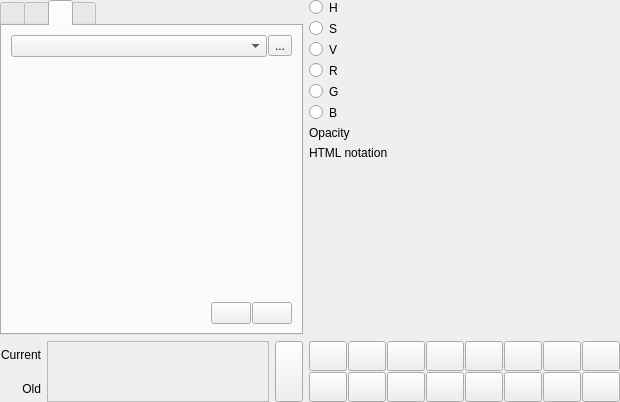
Before: the Qt Designer form src/ui/qgscompoundcolorwidget.ui in qgis/QGIS, drawn with Qt 5.
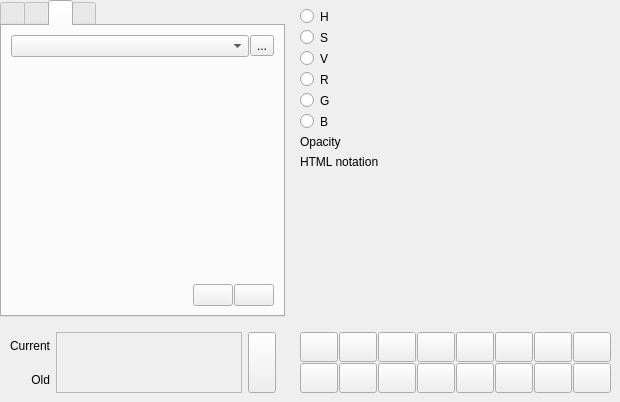
After: the same form once the commit is applied. Icons and pictures are not drawn. Custom widgets are drawn as their Qt base class.

Commit message: Vertically stack the color widget when in dock mode

```diff
--- a/src/ui/qgscompoundcolorwidget.ui
+++ b/src/ui/qgscompoundcolorwidget.ui
@@ -28,488 +28,6 @@
      <property name="horizontalSpacing">
       <number>6</number>
      </property>
-     <item row="0" column="1">
-      <layout class="QVBoxLayout" name="verticalLayout">
-       <item>
-        <layout class="QHBoxLayout" name="horizontalLayout_4" stretch="0,0,1">
-         <item>
-          <widget class="QRadioButton" name="mHueRadio">
-           <property name="text">
-            <string/>
-           </property>
-          </widget>
-         </item>
-         <item>
-          <widget class="QLabel" name="label_5">
-           <property name="text">
-            <string>H</string>
-           </property>
-          </widget>
-         </item>
-         <item>
-          <widget class="QgsColorSliderWidget" name="mHueSlider" native="true"/>
-         </item>
-        </layout>
-       </item>
-       <item>
-        <layout class="QHBoxLayout" name="horizontalLayout_5" stretch="0,0,1">
-         <item>
-          <widget class="QRadioButton" name="mSaturationRadio">
-           <property name="text">
-            <string/>
-           </property>
-          </widget>
-         </item>
-         <item>
-          <widget class="QLabel" name="label_6">
-           <property name="text">
-            <string>S</string>
-           </property>
-          </widget>
-         </item>
-         <item>
-          <widget class="QgsColorSliderWidget" name="mSaturationSlider" native="true"/>
-         </item>
-        </layout>
-       </item>
-       <item>
-        <layout class="QHBoxLayout" name="horizontalLayout_6" stretch="0,0,1">
-         <item>
-          <widget class="QRadioButton" name="mValueRadio">
-           <property name="text">
-            <string/>
-           </property>
-          </widget>
-         </item>
-         <item>
-          <widget class="QLabel" name="label_7">
-           <property name="text">
-            <string>V</string>
-           </property>
-          </widget>
-         </item>
-         <item>
-          <widget class="QgsColorSliderWidget" name="mValueSlider" native="true"/>
-         </item>
-        </layout>
-       </item>
-       <item>
-        <layout class="QHBoxLayout" name="horizontalLayout" stretch="0,0,1">
-         <item>
-          <widget class="QRadioButton" name="mRedRadio">
-           <property name="text">
-            <string/>
-           </property>
-          </widget>
-         </item>
-         <item>
-          <widget class="QLabel" name="label_8">
-           <property name="text">
-            <string>R</string>
-           </property>
-          </widget>
-         </item>
-         <item>
-          <widget class="QgsColorSliderWidget" name="mRedSlider" native="true"/>
-         </item>
-        </layout>
-       </item>
-       <item>
-        <layout class="QHBoxLayout" name="horizontalLayout_2" stretch="0,0,1">
-         <item>
-          <widget class="QRadioButton" name="mGreenRadio">
-           <property name="text">
-            <string/>
-           </property>
-          </widget>
-         </item>
-         <item>
-          <widget class="QLabel" name="label_9">
-           <property name="text">
-            <string>G</string>
-           </property>
-          </widget>
-         </item>
-         <item>
-          <widget class="QgsColorSliderWidget" name="mGreenSlider" native="true"/>
-         </item>
-        </layout>
-       </item>
-       <item>
-        <layout class="QHBoxLayout" name="horizontalLayout_3" stretch="0,0,1">
-         <item>
-          <widget class="QRadioButton" name="mBlueRadio">
-           <property name="text">
-            <string/>
-           </property>
-          </widget>
-         </item>
-         <item>
-          <widget class="QLabel" name="label_10">
-           <property name="text">
-            <string>B</string>
-           </property>
-          </widget>
-         </item>
-         <item>
-          <widget class="QgsColorSliderWidget" name="mBlueSlider" native="true"/>
-         </item>
-        </layout>
-       </item>
-       <item>
-        <layout class="QHBoxLayout" name="mAlphaLayout">
-         <item>
-          <widget class="QLabel" name="mAlphaLabel">
-           <property name="text">
-            <string>Opacity</string>
-           </property>
-          </widget>
-         </item>
-         <item>
-          <widget class="QgsColorSliderWidget" name="mAlphaSlider" native="true"/>
-         </item>
-        </layout>
-       </item>
-       <item>
-        <layout class="QHBoxLayout" name="horizontalLayout_8">
-         <item>
-          <widget class="QLabel" name="label">
-           <property name="text">
-            <string>HTML notation</string>
-           </property>
-          </widget>
-         </item>
-         <item>
-          <widget class="QgsColorTextWidget" name="mColorText" native="true"/>
-         </item>
-        </layout>
-       </item>
-       <item>
-        <spacer name="verticalSpacer">
-         <property name="orientation">
-          <enum>Qt::Vertical</enum>
-         </property>
-         <property name="sizeHint" stdset="0">
-          <size>
-           <width>20</width>
-           <height>40</height>
-          </size>
-         </property>
-        </spacer>
-       </item>
-      </layout>
-     </item>
-     <item row="1" column="1">
-      <layout class="QGridLayout" name="gridLayout_4">
-       <property name="spacing">
-        <number>1</number>
-       </property>
-       <item row="1" column="0">
-        <widget class="QgsColorButton" name="mSwatchButton9">
-         <property name="minimumSize">
-          <size>
-           <width>38</width>
-           <height>30</height>
-          </size>
-         </property>
-         <property name="maximumSize">
-          <size>
-           <width>38</width>
-           <height>30</height>
-          </size>
-         </property>
-         <property name="text">
-          <string/>
-         </property>
-        </widget>
-       </item>
-       <item row="1" column="2">
-        <widget class="QgsColorButton" name="mSwatchButton11">
-         <property name="minimumSize">
-          <size>
-           <width>38</width>
-           <height>30</height>
-          </size>
-         </property>
-         <property name="maximumSize">
-          <size>
-           <width>38</width>
-           <height>30</height>
-          </size>
-         </property>
-         <property name="text">
-          <string/>
-         </property>
-        </widget>
-       </item>
-       <item row="1" column="3">
-        <widget class="QgsColorButton" name="mSwatchButton12">
-         <property name="minimumSize">
-          <size>
-           <width>38</width>
-           <height>30</height>
-          </size>
-         </property>
-         <property name="maximumSize">
-          <size>
-           <width>38</width>
-           <height>30</height>
-          </size>
-         </property>
-         <property name="text">
-          <string/>
-         </property>
-        </widget>
-       </item>
-       <item row="0" column="4">
-        <widget class="QgsColorButton" name="mSwatchButton5">
-         <property name="minimumSize">
-          <size>
-           <width>38</width>
-           <height>30</height>
-          </size>
-         </property>
-         <property name="maximumSize">
-          <size>
-           <width>38</width>
-           <height>30</height>
-          </size>
-         </property>
-         <property name="text">
-          <string/>
-         </property>
-        </widget>
-       </item>
-       <item row="0" column="1">
-        <widget class="QgsColorButton" name="mSwatchButton2">
-         <property name="minimumSize">
-          <size>
-           <width>38</width>
-           <height>30</height>
-          </size>
-         </property>
-         <property name="maximumSize">
-          <size>
-           <width>38</width>
-           <height>30</height>
-          </size>
-         </property>
-         <property name="text">
-          <string/>
-         </property>
-        </widget>
-       </item>
-       <item row="0" column="2">
-        <widget class="QgsColorButton" name="mSwatchButton3">
-         <property name="minimumSize">
-          <size>
-           <width>38</width>
-           <height>30</height>
-          </size>
-         </property>
-         <property name="maximumSize">
-          <size>
-           <width>38</width>
-           <height>30</height>
-          </size>
-         </property>
-         <property name="text">
-          <string/>
-         </property>
-        </widget>
-       </item>
-       <item row="0" column="0">
-        <widget class="QgsColorButton" name="mSwatchButton1">
-         <property name="minimumSize">
-          <size>
-           <width>38</width>
-           <height>30</height>
-          </size>
-         </property>
-         <property name="maximumSize">
-          <size>
-           <width>38</width>
-           <height>30</height>
-          </size>
-         </property>
-         <property name="text">
-          <string/>
-         </property>
-        </widget>
-       </item>
-       <item row="1" column="4">
-        <widget class="QgsColorButton" name="mSwatchButton13">
-         <property name="minimumSize">
-          <size>
-           <width>38</width>
-           <height>30</height>
-          </size>
-         </property>
-         <property name="maximumSize">
-          <size>
-           <width>38</width>
-           <height>30</height>
-          </size>
-         </property>
-         <property name="text">
-          <string/>
-         </property>
-        </widget>
-       </item>
-       <item row="0" column="5">
-        <widget class="QgsColorButton" name="mSwatchButton6">
-         <property name="minimumSize">
-          <size>
-           <width>38</width>
-           <height>30</height>
-          </size>
-         </property>
-         <property name="maximumSize">
-          <size>
-           <width>38</width>
-           <height>30</height>
-          </size>
-         </property>
-         <property name="text">
-          <string/>
-         </property>
-        </widget>
-       </item>
-       <item row="0" column="6">
-        <widget class="QgsColorButton" name="mSwatchButton7">
-         <property name="minimumSize">
-          <size>
-           <width>38</width>
-           <height>30</height>
-          </size>
-         </property>
-         <property name="maximumSize">
-          <size>
-           <width>38</width>
-           <height>30</height>
-          </size>
-         </property>
-         <property name="text">
-          <string/>
-         </property>
-        </widget>
-       </item>
-       <item row="1" column="5">
-        <widget class="QgsColorButton" name="mSwatchButton14">
-         <property name="minimumSize">
-          <size>
-           <width>38</width>
-           <height>30</height>
-          </size>
-         </property>
-         <property name="maximumSize">
-          <size>
-           <width>38</width>
-           <height>30</height>
-          </size>
-         </property>
-         <property name="text">
-          <string/>
-         </property>
-        </widget>
-       </item>
-       <item row="1" column="6">
-        <widget class="QgsColorButton" name="mSwatchButton15">
-         <property name="minimumSize">
-          <size>
-           <width>38</width>
-           <height>30</height>
-          </size>
-         </property>
-         <property name="maximumSize">
-          <size>
-           <width>38</width>
-           <height>30</height>
-          </size>
-         </property>
-         <property name="text">
-          <string/>
-         </property>
-        </widget>
-       </item>
-       <item row="0" column="7">
-        <widget class="QgsColorButton" name="mSwatchButton8">
-         <property name="minimumSize">
-          <size>
-           <width>38</width>
-           <height>30</height>
-          </size>
-         </property>
-         <property name="maximumSize">
-          <size>
-           <width>38</width>
-           <height>30</height>
-          </size>
-         </property>
-         <property name="text">
-          <string/>
-         </property>
-        </widget>
-       </item>
-       <item row="1" column="7">
-        <widget class="QgsColorButton" name="mSwatchButton16">
-         <property name="minimumSize">
-          <size>
-           <width>38</width>
-           <height>30</height>
-          </size>
-         </property>
-         <property name="maximumSize">
-          <size>
-           <width>38</width>
-           <height>30</height>
-          </size>
-         </property>
-         <property name="text">
-          <string/>
-         </property>
-        </widget>
-       </item>
-       <item row="0" column="3">
-        <widget class="QgsColorButton" name="mSwatchButton4">
-         <property name="minimumSize">
-          <size>
-           <width>38</width>
-           <height>30</height>
-          </size>
-         </property>
-         <property name="maximumSize">
-          <size>
-           <width>38</width>
-           <height>30</height>
-          </size>
-         </property>
-         <property name="text">
-          <string/>
-         </property>
-        </widget>
-       </item>
-       <item row="1" column="1">
-        <widget class="QgsColorButton" name="mSwatchButton10">
-         <property name="minimumSize">
-          <size>
-           <width>38</width>
-           <height>30</height>
-          </size>
-         </property>
-         <property name="maximumSize">
-          <size>
-           <width>38</width>
-           <height>30</height>
-          </size>
-         </property>
-         <property name="text">
-          <string/>
-         </property>
-        </widget>
-       </item>
-      </layout>
-     </item>
      <item row="0" column="0">
       <widget class="QTabWidget" name="mTabWidget">
        <property name="currentIndex">
@@ -747,98 +265,586 @@
        </widget>
       </widget>
      </item>
+     <item row="0" column="1">
+      <widget class="QWidget" name="mSlidersWidget" native="true">
+       <layout class="QVBoxLayout" name="verticalLayout">
+        <item>
+         <layout class="QHBoxLayout" name="horizontalLayout_4" stretch="0,0,1">
+          <item>
+           <widget class="QRadioButton" name="mHueRadio">
+            <property name="text">
+             <string/>
+            </property>
+           </widget>
+          </item>
+          <item>
+           <widget class="QLabel" name="label_5">
+            <property name="text">
+             <string>H</string>
+            </property>
+           </widget>
+          </item>
+          <item>
+           <widget class="QgsColorSliderWidget" name="mHueSlider" native="true"/>
+          </item>
+         </layout>
+        </item>
+        <item>
+         <layout class="QHBoxLayout" name="horizontalLayout_5" stretch="0,0,1">
+          <item>
+           <widget class="QRadioButton" name="mSaturationRadio">
+            <property name="text">
+             <string/>
+            </property>
+           </widget>
+          </item>
+          <item>
+           <widget class="QLabel" name="label_6">
+            <property name="text">
+             <string>S</string>
+            </property>
+           </widget>
+          </item>
+          <item>
+           <widget class="QgsColorSliderWidget" name="mSaturationSlider" native="true"/>
+          </item>
+         </layout>
+        </item>
+        <item>
+         <layout class="QHBoxLayout" name="horizontalLayout_6" stretch="0,0,1">
+          <item>
+           <widget class="QRadioButton" name="mValueRadio">
+            <property name="text">
+             <string/>
+            </property>
+           </widget>
+          </item>
+          <item>
+           <widget class="QLabel" name="label_7">
+            <property name="text">
+             <string>V</string>
+            </property>
+           </widget>
+          </item>
+          <item>
+           <widget class="QgsColorSliderWidget" name="mValueSlider" native="true"/>
+          </item>
+         </layout>
+        </item>
+        <item>
+         <layout class="QHBoxLayout" name="horizontalLayout" stretch="0,0,1">
+          <item>
+           <widget class="QRadioButton" name="mRedRadio">
+            <property name="text">
+             <string/>
+            </property>
+           </widget>
+          </item>
+          <item>
+           <widget class="QLabel" name="label_8">
+            <property name="text">
+             <string>R</string>
+            </property>
+           </widget>
+          </item>
+          <item>
+           <widget class="QgsColorSliderWidget" name="mRedSlider" native="true"/>
+          </item>
+         </layout>
+        </item>
+        <item>
+         <layout class="QHBoxLayout" name="horizontalLayout_2" stretch="0,0,1">
+          <item>
+           <widget class="QRadioButton" name="mGreenRadio">
+            <property name="text">
+             <string/>
+            </property>
+           </widget>
+          </item>
+          <item>
+           <widget class="QLabel" name="label_9">
+            <property name="text">
+             <string>G</string>
+            </property>
+           </widget>
+          </item>
+          <item>
+           <widget class="QgsColorSliderWidget" name="mGreenSlider" native="true"/>
+          </item>
+         </layout>
+        </item>
+        <item>
+         <layout class="QHBoxLayout" name="horizontalLayout_3" stretch="0,0,1">
+          <item>
+           <widget class="QRadioButton" name="mBlueRadio">
+            <property name="text">
+             <string/>
+            </property>
+           </widget>
+          </item>
+          <item>
+           <widget class="QLabel" name="label_10">
+            <property name="text">
+             <string>B</string>
+            </property>
+           </widget>
+          </item>
+          <item>
+           <widget class="QgsColorSliderWidget" name="mBlueSlider" native="true"/>
+          </item>
+         </layout>
+        </item>
+        <item>
+         <layout class="QHBoxLayout" name="mAlphaLayout">
+          <item>
+           <widget class="QLabel" name="mAlphaLabel">
+            <property name="text">
+             <string>Opacity</string>
+            </property>
+           </widget>
+          </item>
+          <item>
+           <widget class="QgsColorSliderWidget" name="mAlphaSlider" native="true"/>
+          </item>
+         </layout>
+        </item>
+        <item>
+         <layout class="QHBoxLayout" name="horizontalLayout_8">
+          <item>
+           <widget class="QLabel" name="label">
+            <property name="text">
+             <string>HTML notation</string>
+            </property>
+           </widget>
+          </item>
+          <item>
+           <widget class="QgsColorTextWidget" name="mColorText" native="true"/>
+          </item>
+         </layout>
+        </item>
+        <item>
+         <spacer name="verticalSpacer">
+          <property name="orientation">
+           <enum>Qt::Vertical</enum>
+          </property>
+          <property name="sizeHint" stdset="0">
+           <size>
+            <width>20</width>
+            <height>40</height>
+           </size>
+          </property>
+         </spacer>
+        </item>
+       </layout>
+      </widget>
+     </item>
      <item row="1" column="0">
-      <layout class="QGridLayout" name="gridLayout" columnstretch="0,1,0">
-       <item row="0" column="0">
-        <widget class="QLabel" name="label_3">
-         <property name="text">
-          <string>Current</string>
-         </property>
-         <property name="alignment">
-          <set>Qt::AlignRight|Qt::AlignTrailing|Qt::AlignVCenter</set>
-         </property>
-        </widget>
-       </item>
-       <item row="1" column="0">
-        <widget class="QLabel" name="mOldColorLabel">
-         <property name="text">
-          <string>Old</string>
-         </property>
-         <property name="alignment">
-          <set>Qt::AlignRight|Qt::AlignTrailing|Qt::AlignVCenter</set>
-         </property>
-        </widget>
-       </item>
-       <item row="0" column="2" rowspan="2">
-        <widget class="QPushButton" name="mAddCustomColorButton">
-         <property name="sizePolicy">
-          <sizepolicy hsizetype="Minimum" vsizetype="Expanding">
-           <horstretch>0</horstretch>
-           <verstretch>0</verstretch>
-          </sizepolicy>
-         </property>
-         <property name="minimumSize">
-          <size>
-           <width>28</width>
-           <height>0</height>
-          </size>
-         </property>
-         <property name="maximumSize">
-          <size>
-           <width>28</width>
-           <height>16777215</height>
-          </size>
-         </property>
-         <property name="text">
-          <string/>
-         </property>
-         <property name="icon">
-          <iconset resource="../../images/images.qrc">
-           <normaloff>:/images/themes/default/mActionAtlasNext.svg</normaloff>:/images/themes/default/mActionAtlasNext.svg</iconset>
-         </property>
-         <property name="iconSize">
-          <size>
-           <width>24</width>
-           <height>24</height>
-          </size>
-         </property>
-        </widget>
-       </item>
-       <item row="0" column="1" rowspan="2">
-        <widget class="QFrame" name="frame_2">
-         <property name="frameShape">
-          <enum>QFrame::StyledPanel</enum>
-         </property>
-         <property name="frameShadow">
-          <enum>QFrame::Raised</enum>
-         </property>
-         <layout class="QHBoxLayout" name="horizontalLayout_13">
-          <property name="leftMargin">
-           <number>1</number>
+      <widget class="QWidget" name="mPreviewWidget" native="true">
+       <layout class="QGridLayout" name="gridLayout" columnstretch="0,1,0">
+        <item row="0" column="0">
+         <widget class="QLabel" name="label_3">
+          <property name="text">
+           <string>Current</string>
           </property>
-          <property name="topMargin">
-           <number>1</number>
+          <property name="alignment">
+           <set>Qt::AlignRight|Qt::AlignTrailing|Qt::AlignVCenter</set>
           </property>
-          <property name="rightMargin">
-           <number>1</number>
+         </widget>
+        </item>
+        <item row="1" column="0">
+         <widget class="QLabel" name="mOldColorLabel">
+          <property name="text">
+           <string>Old</string>
           </property>
-          <property name="bottomMargin">
-           <number>1</number>
+          <property name="alignment">
+           <set>Qt::AlignRight|Qt::AlignTrailing|Qt::AlignVCenter</set>
           </property>
-          <item>
-           <widget class="QgsColorPreviewWidget" name="mColorPreview" native="true">
-            <property name="minimumSize">
-             <size>
-              <width>0</width>
-              <height>40</height>
-             </size>
-            </property>
-           </widget>
-          </item>
-         </layout>
-        </widget>
-       </item>
-      </layout>
+         </widget>
+        </item>
+        <item row="0" column="2" rowspan="2">
+         <widget class="QPushButton" name="mAddCustomColorButton">
+          <property name="sizePolicy">
+           <sizepolicy hsizetype="Minimum" vsizetype="Expanding">
+            <horstretch>0</horstretch>
+            <verstretch>0</verstretch>
+           </sizepolicy>
+          </property>
+          <property name="minimumSize">
+           <size>
+            <width>28</width>
+            <height>0</height>
+           </size>
+          </property>
+          <property name="maximumSize">
+           <size>
+            <width>28</width>
+            <height>16777215</height>
+           </size>
+          </property>
+          <property name="text">
+           <string/>
+          </property>
+          <property name="icon">
+           <iconset resource="../../images/images.qrc">
+            <normaloff>:/images/themes/default/mActionAtlasNext.svg</normaloff>:/images/themes/default/mActionAtlasNext.svg</iconset>
+          </property>
+          <property name="iconSize">
+           <size>
+            <width>24</width>
+            <height>24</height>
+           </size>
+          </property>
+         </widget>
+        </item>
+        <item row="0" column="1" rowspan="2">
+         <widget class="QFrame" name="frame_2">
+          <property name="frameShape">
+           <enum>QFrame::StyledPanel</enum>
+          </property>
+          <property name="frameShadow">
+           <enum>QFrame::Raised</enum>
+          </property>
+          <layout class="QHBoxLayout" name="horizontalLayout_13">
+           <property name="leftMargin">
+            <number>1</number>
+           </property>
+           <property name="topMargin">
+            <number>1</number>
+           </property>
+           <property name="rightMargin">
+            <number>1</number>
+           </property>
+           <property name="bottomMargin">
+            <number>1</number>
+           </property>
+           <item>
+            <widget class="QgsColorPreviewWidget" name="mColorPreview" native="true">
+             <property name="minimumSize">
+              <size>
+               <width>0</width>
+               <height>40</height>
+              </size>
+             </property>
+            </widget>
+           </item>
+          </layout>
+         </widget>
+        </item>
+       </layout>
+      </widget>
+     </item>
+     <item row="1" column="1">
+      <widget class="QWidget" name="mSwatchesWidget" native="true">
+       <layout class="QGridLayout" name="gridLayout_4">
+        <property name="spacing">
+         <number>1</number>
+        </property>
+        <item row="1" column="0">
+         <widget class="QgsColorButton" name="mSwatchButton9">
+          <property name="minimumSize">
+           <size>
+            <width>38</width>
+            <height>30</height>
+           </size>
+          </property>
+          <property name="maximumSize">
+           <size>
+            <width>38</width>
+            <height>30</height>
+           </size>
+          </property>
+          <property name="text">
+           <string/>
+          </property>
+         </widget>
+        </item>
+        <item row="1" column="2">
+         <widget class="QgsColorButton" name="mSwatchButton11">
+          <property name="minimumSize">
+           <size>
+            <width>38</width>
+            <height>30</height>
+           </size>
+          </property>
+          <property name="maximumSize">
+           <size>
+            <width>38</width>
+            <height>30</height>
+           </size>
+          </property>
+          <property name="text">
+           <string/>
+          </property>
+         </widget>
+        </item>
+        <item row="1" column="3">
+         <widget class="QgsColorButton" name="mSwatchButton12">
+          <property name="minimumSize">
+           <size>
+            <width>38</width>
+            <height>30</height>
+           </size>
+          </property>
+          <property name="maximumSize">
+           <size>
+            <width>38</width>
+            <height>30</height>
+           </size>
+          </property>
+          <property name="text">
+           <string/>
+          </property>
+         </widget>
+        </item>
+        <item row="0" column="4">
+         <widget class="QgsColorButton" name="mSwatchButton5">
+          <property name="minimumSize">
+           <size>
+            <width>38</width>
+            <height>30</height>
+           </size>
+          </property>
+          <property name="maximumSize">
+           <size>
+            <width>38</width>
+            <height>30</height>
+           </size>
+          </property>
+          <property name="text">
+           <string/>
+          </property>
+         </widget>
+        </item>
+        <item row="0" column="1">
+         <widget class="QgsColorButton" name="mSwatchButton2">
+          <property name="minimumSize">
+           <size>
+            <width>38</width>
+            <height>30</height>
+           </size>
+          </property>
+          <property name="maximumSize">
+           <size>
+            <width>38</width>
+            <height>30</height>
+           </size>
+          </property>
+          <property name="text">
+           <string/>
+          </property>
+         </widget>
+        </item>
+        <item row="0" column="2">
+         <widget class="QgsColorButton" name="mSwatchButton3">
+          <property name="minimumSize">
+           <size>
+            <width>38</width>
+            <height>30</height>
+           </size>
+          </property>
+          <property name="maximumSize">
+           <size>
+            <width>38</width>
+            <height>30</height>
+           </size>
+          </property>
+          <property name="text">
+           <string/>
+          </property>
+         </widget>
+        </item>
+        <item row="0" column="0">
+         <widget class="QgsColorButton" name="mSwatchButton1">
+          <property name="minimumSize">
+           <size>
+            <width>38</width>
+            <height>30</height>
+           </size>
+          </property>
+          <property name="maximumSize">
+           <size>
+            <width>38</width>
+            <height>30</height>
+           </size>
+          </property>
+          <property name="text">
+           <string/>
+          </property>
+         </widget>
+        </item>
+        <item row="1" column="4">
+         <widget class="QgsColorButton" name="mSwatchButton13">
+          <property name="minimumSize">
+           <size>
+            <width>38</width>
+            <height>30</height>
+           </size>
+          </property>
+          <property name="maximumSize">
+           <size>
+            <width>38</width>
+            <height>30</height>
+           </size>
+          </property>
+          <property name="text">
+           <string/>
+          </property>
+         </widget>
+        </item>
+        <item row="0" column="5">
+         <widget class="QgsColorButton" name="mSwatchButton6">
+          <property name="minimumSize">
+           <size>
+            <width>38</width>
+            <height>30</height>
+           </size>
+          </property>
+          <property name="maximumSize">
+           <size>
+            <width>38</width>
+            <height>30</height>
+           </size>
+          </property>
+          <property name="text">
+           <string/>
+          </property>
+         </widget>
+        </item>
+        <item row="0" column="6">
+         <widget class="QgsColorButton" name="mSwatchButton7">
+          <property name="minimumSize">
+           <size>
+            <width>38</width>
+            <height>30</height>
+           </size>
+          </property>
+          <property name="maximumSize">
+           <size>
+            <width>38</width>
+            <height>30</height>
+           </size>
+          </property>
+          <property name="text">
+           <string/>
+          </property>
+         </widget>
+        </item>
+        <item row="1" column="5">
+         <widget class="QgsColorButton" name="mSwatchButton14">
+          <property name="minimumSize">
+           <size>
+            <width>38</width>
+            <height>30</height>
+           </size>
+          </property>
+          <property name="maximumSize">
+           <size>
+            <width>38</width>
+            <height>30</height>
+           </size>
+          </property>
+          <property name="text">
+           <string/>
+          </property>
+         </widget>
+        </item>
+        <item row="1" column="6">
+         <widget class="QgsColorButton" name="mSwatchButton15">
+          <property name="minimumSize">
+           <size>
+            <width>38</width>
+            <height>30</height>
+           </size>
+          </property>
+          <property name="maximumSize">
+           <size>
+            <width>38</width>
+            <height>30</height>
+           </size>
+          </property>
+          <property name="text">
+           <string/>
+          </property>
+         </widget>
+        </item>
+        <item row="0" column="7">
+         <widget class="QgsColorButton" name="mSwatchButton8">
+          <property name="minimumSize">
+           <size>
+            <width>38</width>
+            <height>30</height>
+           </size>
+          </property>
+          <property name="maximumSize">
+           <size>
+            <width>38</width>
+            <height>30</height>
+           </size>
+          </property>
+          <property name="text">
+           <string/>
+          </property>
+         </widget>
+        </item>
+        <item row="1" column="7">
+         <widget class="QgsColorButton" name="mSwatchButton16">
+          <property name="minimumSize">
+           <size>
+            <width>38</width>
+            <height>30</height>
+           </size>
+          </property>
+          <property name="maximumSize">
+           <size>
+            <width>38</width>
+            <height>30</height>
+           </size>
+          </property>
+          <property name="text">
+           <string/>
+          </property>
+         </widget>
+        </item>
+        <item row="0" column="3">
+         <widget class="QgsColorButton" name="mSwatchButton4">
+          <property name="minimumSize">
+           <size>
+            <width>38</width>
+            <height>30</height>
+           </size>
+          </property>
+          <property name="maximumSize">
+           <size>
+            <width>38</width>
+            <height>30</height>
+           </size>
+          </property>
+          <property name="text">
+           <string/>
+          </property>
+         </widget>
+        </item>
+        <item row="1" column="1">
+         <widget class="QgsColorButton" name="mSwatchButton10">
+          <property name="minimumSize">
+           <size>
+            <width>38</width>
+            <height>30</height>
+           </size>
+          </property>
+          <property name="maximumSize">
+           <size>
+            <width>38</width>
+            <height>30</height>
+           </size>
+          </property>
+          <property name="text">
+           <string/>
+          </property>
+         </widget>
+        </item>
+       </layout>
+      </widget>
      </item>
     </layout>
    </item>
```
The commit also changes 4 other files.
